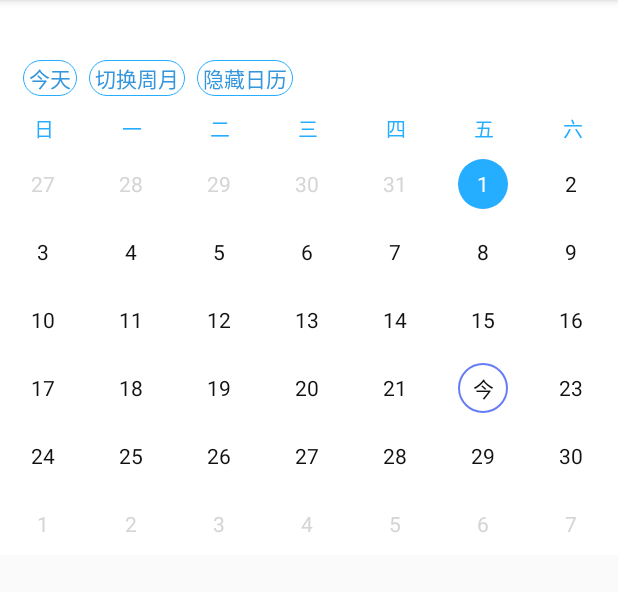
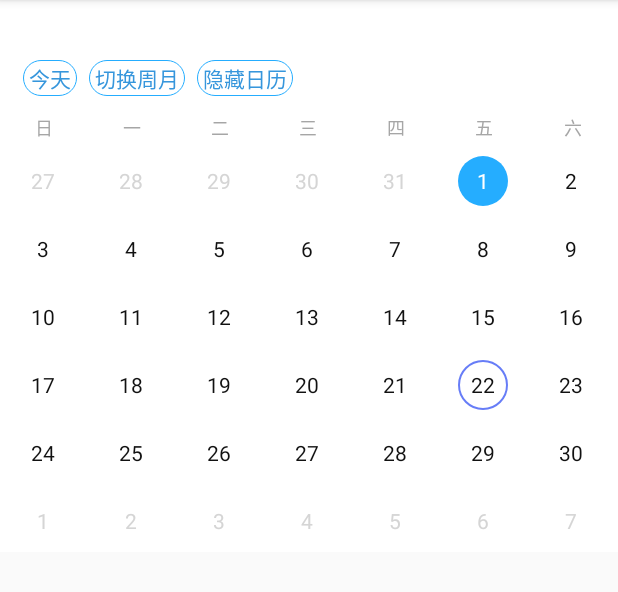
Before and after one commit to alibaba-archive/calendar-picker, an Android app: the screen it shows after launch (Example2Activity), on a phone screen of 412 x 824 dp, the part 84-676 px from its top. Run offline under Robolectric (Android 15) with nearby library versions, the phone set to English and light mode, and no system bars.

```diff
--- a/calendar/src/main/java/com/ldf/calendar/view/CustomDayView.java
+++ b/calendar/src/main/java/com/ldf/calendar/view/CustomDayView.java
@@ -79,12 +79,11 @@ public class CustomDayView extends DayView {
     private void renderToday(CalendarDate date) {
         if (date != null) {
             if (date.equals(today)) {
-                dateTv.setText("今");
                 todayBackground.setVisibility(VISIBLE);
             } else {
-                dateTv.setText(date.day + "");
                 todayBackground.setVisibility(GONE);
             }
+            dateTv.setText(String.valueOf(date.day));
         }
     }
 
--- a/calendar/src/main/res/layout/fragment_calendar_picker.xml
+++ b/calendar/src/main/res/layout/fragment_calendar_picker.xml
@@ -5,38 +5,41 @@
     android:layout_height="wrap_content">
 
     <LinearLayout
+        android:id="@+id/week_header"
         android:layout_width="match_parent"
-        android:layout_height="28dp"
+        android:layout_height="wrap_content"
+        android:paddingTop="4dp"
+        android:paddingBottom="4dp"
         android:background="#fff"
         android:orientation="horizontal">
 
         <TextView
             style="@style/weekIndicatorStyle"
-            android:text="日" />
+            android:text="@string/week_header_sunday" />
 
         <TextView
             style="@style/weekIndicatorStyle"
-            android:text="一" />
+            android:text="@string/week_header_monday" />
 
         <TextView
             style="@style/weekIndicatorStyle"
-            android:text="二" />
+            android:text="@string/week_header_tuesday" />
 
         <TextView
             style="@style/weekIndicatorStyle"
-            android:text="三" />
+            android:text="@string/week_header_wednesday" />
 
         <TextView
             style="@style/weekIndicatorStyle"
-            android:text="四" />
+            android:text="@string/week_header_thursday" />
 
         <TextView
             style="@style/weekIndicatorStyle"
-            android:text="五" />
+            android:text="@string/week_header_friday" />
 
         <TextView
             style="@style/weekIndicatorStyle"
-            android:text="六" />
+            android:text="@string/week_header_saturday" />
     </LinearLayout>
 
     <FrameLayout
--- a/calendar/src/main/res/values/strings.xml
+++ b/calendar/src/main/res/values/strings.xml
@@ -1,6 +1,11 @@
 <resources>
     <string name="app_name">SuperCalendar</string>
 
-    <!-- TODO: Remove or change this placeholder text -->
-    <string name="hello_blank_fragment">Hello blank fragment</string>
+    <string name="week_header_sunday">日</string>
+    <string name="week_header_monday">一</string>
+    <string name="week_header_tuesday">二</string>
+    <string name="week_header_wednesday">三</string>
+    <string name="week_header_thursday">四</string>
+    <string name="week_header_friday">五</string>
+    <string name="week_header_saturday">六</string>
 </resources>
--- a/calendar/src/main/res/values/styles.xml
+++ b/calendar/src/main/res/values/styles.xml
@@ -13,8 +13,7 @@
         <item name="android:layout_height">match_parent</item>
         <item name="android:layout_weight">1</item>
         <item name="android:gravity">center</item>
-        <item name="android:textSize">13sp</item>
-        <item name="android:textColor">#ff25adff</item>
+        <item name="android:textSize">12sp</item>
+        <item name="android:textColor">#A6A6A6</item>
     </style>
-
 </resources>
--- a/example/src/main/java/com/hqyxjy/ldf/supercalendar/CustomDayView.java
+++ b/example/src/main/java/com/hqyxjy/ldf/supercalendar/CustomDayView.java
@@ -79,12 +79,11 @@ public class CustomDayView extends DayView {
     private void renderToday(CalendarDate date) {
         if (date != null) {
             if (date.equals(today)) {
-                dateTv.setText("今");
                 todayBackground.setVisibility(VISIBLE);
             } else {
-                dateTv.setText(date.day + "");
                 todayBackground.setVisibility(GONE);
             }
+            dateTv.setText(String.valueOf(date.day));
         }
     }
 
--- a/example/src/main/java/com/hqyxjy/ldf/supercalendar/ThemeDayView.java
+++ b/example/src/main/java/com/hqyxjy/ldf/supercalendar/ThemeDayView.java
@@ -42,12 +42,11 @@ public class ThemeDayView extends DayView {
         State state = day.getState();
         if (date != null) {
             if (date.equals(today)) {
-                dateTv.setText("今");
                 todayBackground.setVisibility(VISIBLE);
             } else {
-                dateTv.setText(date.day + "");
                 todayBackground.setVisibility(GONE);
             }
+            dateTv.setText(String.valueOf(date.day));
         }
         if (state == State.SELECT) {
             selectedBackground.setVisibility(VISIBLE);
--- a/example/src/main/res/values/styles.xml
+++ b/example/src/main/res/values/styles.xml
@@ -1,20 +1,3 @@
 <resources>
 
-    <!-- Base application theme. -->
-    <style name="AppTheme" parent="Theme.AppCompat.Light.DarkActionBar">
-        <!-- Customize your theme here. -->
-        <item name="colorPrimary">@color/colorPrimary</item>
-        <item name="colorPrimaryDark">@color/colorPrimaryDark</item>
-        <item name="colorAccent">@color/colorAccent</item>
-    </style>
-
-    <style name="weekIndicatorStyle">
-        <item name="android:layout_width">0dp</item>
-        <item name="android:layout_height">match_parent</item>
-        <item name="android:layout_weight">1</item>
-        <item name="android:gravity">center</item>
-        <item name="android:textSize">13sp</item>
-        <item name="android:textColor">#ff25adff</item>
-    </style>
-
 </resources>
```
Also changed, not shown: calendar/src/main/java/com/ldf/calendar/view/CalendarPickerFragment.java (+1 -24 lines), example/src/main/java/com/hqyxjy/ldf/supercalendar/Example2Activity.java (+9 -7 lines).
